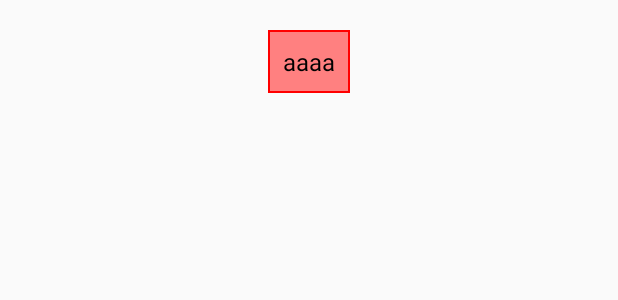
After one commit to Knightkod/SignApp_Android, an Android app: the layout toast_error.xml on its own in the app's theme, with its tools: preview values and no code run, on a phone screen of 412 x 824 dp. The commit adds this screen. Shown: the top 300 px of the screen. Run offline under Robolectric (Android 15) with nearby library versions, the light colour scheme and no system bars.

Commit message:
Añadidas las plantillas para toast de error, información, y warning

```diff
--- a/SignApp/app/src/main/AndroidManifest.xml
+++ b/SignApp/app/src/main/AndroidManifest.xml
@@ -2,6 +2,7 @@
 <manifest xmlns:android="http://schemas.android.com/apk/res/android"
     package="eus.ehu.intel.signapp">
     <uses-permission android:name="android.permission.INTERNET"></uses-permission>
+    <uses-permission android:name="android.permission.ACCESS_NETWORK_STATE"></uses-permission>
     <uses-permission android:name="android.permission.READ_EXTERNAL_STORAGE"></uses-permission>
 
     <uses-feature android:name="android.hardware.Camera" android:required="false"></uses-feature>
--- /dev/null
+++ b/SignApp/app/src/main/res/drawable/border_toast_error.xml
@@ -0,0 +1,10 @@
+<?xml version="1.0" encoding="utf-8"?>
+<shape xmlns:android="http://schemas.android.com/apk/res/android">
+    <stroke android:width="1dp" android:color="#ff0000"></stroke>
+    <padding android:top="7dp" android:right="7dp"
+        android:bottom="7dp" android:left="7dp"></padding>
+    <corners android:radius="0dp"/>
+    <gradient android:startColor="#ff8080"
+        android:endColor="#ff8080"
+        android:angle="-90"/>
+</shape>
--- /dev/null
+++ b/SignApp/app/src/main/res/drawable/warning_toast_border.xml
@@ -0,0 +1,4 @@
+<?xml version="1.0" encoding="utf-8"?>
+<selector xmlns:android="http://schemas.android.com/apk/res/android">
+
+</selector>
--- /dev/null
+++ b/SignApp/app/src/main/res/layout/toast_error.xml
@@ -0,0 +1,28 @@
+<?xml version="1.0" encoding="utf-8"?>
+<LinearLayout xmlns:android="http://schemas.android.com/apk/res/android"
+    android:orientation="horizontal"
+    android:layout_width="wrap_content"
+    android:layout_height="wrap_content"
+    android:layout_margin="10dp"
+    android:padding="10dp"
+    android:layout_gravity="center_horizontal">
+
+    <LinearLayout
+        android:layout_width="wrap_content"
+        android:layout_height="wrap_content"
+        android:background="@drawable/border_toast_error">
+
+    <TextView
+        android:id="@+id/toastTextView"
+        android:layout_width="wrap_content"
+        android:layout_height="wrap_content"
+        android:padding="3dp"
+        android:text="aaaa"
+        android:textColor="#000000"
+        android:textSize="16dp"
+        android:layout_gravity="center_vertical"
+        />
+
+    </LinearLayout>
+
+</LinearLayout>
--- a/SignApp/app/src/main/res/values/strings.xml
+++ b/SignApp/app/src/main/res/values/strings.xml
@@ -62,6 +62,7 @@
     <string name="urlHint" translatable="false">http://dropbox.com/.......</string>
     <string name="connecting">Conectando...</string>
     <string name="baseUrl">http://u017633.ehu.eus:28080/SignApp_server/rest/SignApp</string>
+    <string name="warnNoWifi">¡Cuidado! Estas utilizando una red movil.</string>
 
 
 </resources>
```
Also changed, not shown: SignApp/app/src/main/java/eus/ehu/intel/signapp/LoginActivity.java (+17 -4 lines), SignApp/app/src/main/java/eus/ehu/intel/signapp/Presentacion/CustomToast.java (added, +43 -0 lines), SignApp/app/src/main/res/drawable/border_toast_info.xml (added, +10 -0 lines), SignApp/app/src/main/res/drawable/border_toast_warning.xml (added, +10 -0 lines), SignApp/app/src/main/res/layout/toast_info.xml (added, +27 -0 lines), SignApp/app/src/main/res/layout/toast_warning.xml (added, +27 -0 lines), 1 other file.
